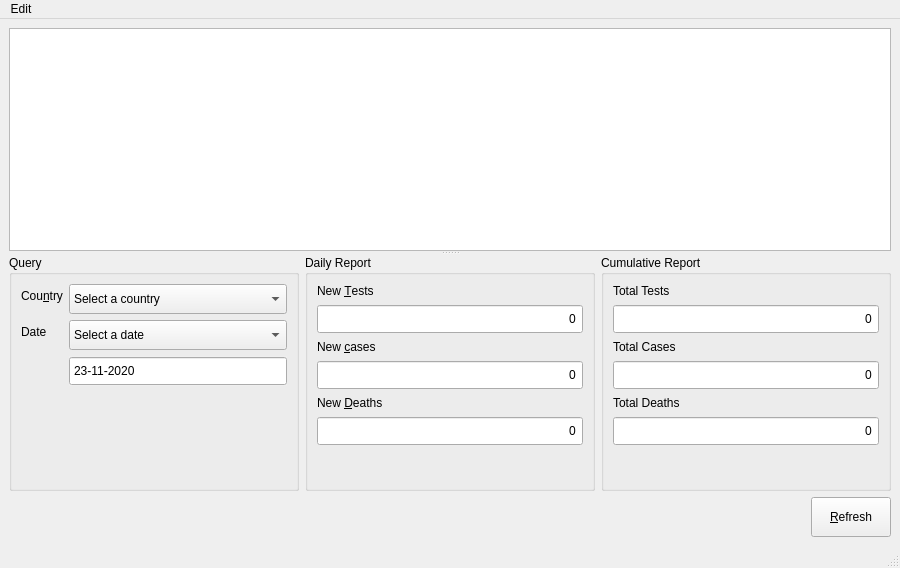
Above: src/mainwindow.ui from faouziMohamed/covid-data before the change. Below: the same form after it.
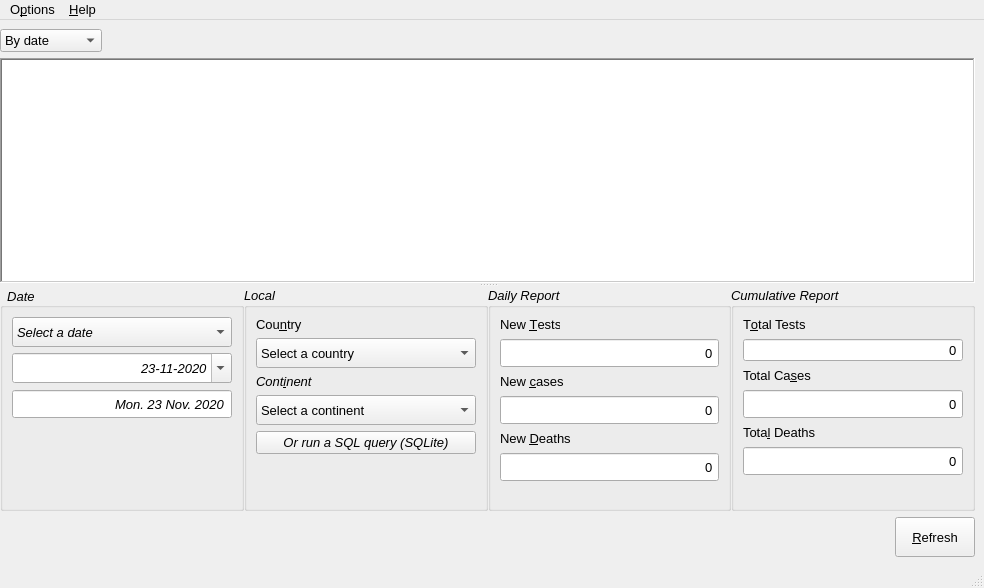
That is the form after the change.

Commit message: New design and reading style (qss file) for applying style to every combobox

What changed in the file:
```diff
--- a/src/mainwindow.ui
+++ b/src/mainwindow.ui
@@ -3,12 +3,15 @@
  <author>Faouzi Mohamed</author>
  <class>MainWindow</class>
  <widget class="QMainWindow" name="MainWindow">
+  <property name="windowModality">
+   <enum>Qt::NonModal</enum>
+  </property>
   <property name="geometry">
    <rect>
     <x>0</x>
     <y>0</y>
-    <width>900</width>
-    <height>568</height>
+    <width>984</width>
+    <height>588</height>
    </rect>
   </property>
   <property name="minimumSize">
@@ -19,133 +22,203 @@
   </property>
   <property name="maximumSize">
    <size>
-    <width>900</width>
-    <height>568</height>
+    <width>10000</width>
+    <height>1000</height>
    </size>
   </property>
+  <property name="font">
+   <font>
+    <pointsize>10</pointsize>
+    <weight>50</weight>
+    <italic>false</italic>
+    <bold>false</bold>
+    <underline>false</underline>
+   </font>
+  </property>
   <property name="mouseTracking">
    <bool>true</bool>
   </property>
   <property name="windowTitle">
-   <string>BiblioApp</string>
+   <string>Covid19 data - Fz</string>
   </property>
   <property name="styleSheet">
    <string notr="true"/>
   </property>
+  <property name="documentMode">
+   <bool>true</bool>
+  </property>
+  <property name="tabShape">
+   <enum>QTabWidget::Rounded</enum>
+  </property>
+  <property name="dockNestingEnabled">
+   <bool>false</bool>
+  </property>
   <widget class="QWidget" name="centralwidget">
-   <layout class="QGridLayout" name="gridLayout_2">
-    <item row="0" column="0">
+   <layout class="QVBoxLayout" name="verticalLayout">
+    <property name="leftMargin">
+     <number>0</number>
+    </property>
+    <item>
+     <layout class="QHBoxLayout" name="horizontalLayout_2">
+      <item>
+       <widget class="QComboBox" name="comboBox">
+        <property name="maximumSize">
+         <size>
+          <width>16777215</width>
+          <height>24</height>
+         </size>
+        </property>
+        <property name="baseSize">
+         <size>
+          <width>0</width>
+          <height>0</height>
+         </size>
+        </property>
+        <property name="sizeAdjustPolicy">
+         <enum>QComboBox::AdjustToContents</enum>
+        </property>
+        <item>
+         <property name="text">
+          <string>By date</string>
+         </property>
+        </item>
+        <item>
+         <property name="text">
+          <string>By continent</string>
+         </property>
+        </item>
+        <item>
+         <property name="text">
+          <string>By country</string>
+         </property>
+        </item>
+       </widget>
+      </item>
+      <item>
+       <spacer name="horizontalSpacer">
+        <property name="orientation">
+         <enum>Qt::Horizontal</enum>
+        </property>
+        <property name="sizeHint" stdset="0">
+         <size>
+          <width>40</width>
+          <height>20</height>
+         </size>
+        </property>
+       </spacer>
+      </item>
+     </layout>
+    </item>
+    <item>
      <widget class="QSplitter" name="splitter">
       <property name="orientation">
        <enum>Qt::Vertical</enum>
       </property>
       <widget class="QTreeView" name="treeView">
+       <property name="sizePolicy">
+        <sizepolicy hsizetype="Expanding" vsizetype="Expanding">
+         <horstretch>0</horstretch>
+         <verstretch>0</verstretch>
+        </sizepolicy>
+       </property>
        <property name="minimumSize">
         <size>
          <width>0</width>
-         <height>0</height>
+         <height>225</height>
         </size>
        </property>
+       <property name="font">
+        <font>
+         <pointsize>10</pointsize>
+         <weight>50</weight>
+         <italic>false</italic>
+         <bold>false</bold>
+         <underline>false</underline>
+        </font>
+       </property>
+       <property name="frameShape">
+        <enum>QFrame::WinPanel</enum>
+       </property>
+       <property name="frameShadow">
+        <enum>QFrame::Sunken</enum>
+       </property>
+       <property name="sizeAdjustPolicy">
+        <enum>QAbstractScrollArea::AdjustToContents</enum>
+       </property>
        <attribute name="headerCascadingSectionResizes">
         <bool>false</bool>
        </attribute>
       </widget>
-      <widget class="QWidget" name="">
-       <layout class="QGridLayout" name="gridLayout">
-        <item row="0" column="0">
-         <widget class="QGroupBox" name="groupBox">
-          <property name="minimumSize">
-           <size>
-            <width>160</width>
-            <height>0</height>
-           </size>
+      <widget class="QWidget" name="layoutWidget">
+       <layout class="QHBoxLayout" name="horizontalLayout">
+        <property name="spacing">
+         <number>0</number>
+        </property>
+        <property name="sizeConstraint">
+         <enum>QLayout::SetDefaultConstraint</enum>
+        </property>
+        <item>
+         <widget class="QGroupBox" name="filter1Box">
+          <property name="sizePolicy">
+           <sizepolicy hsizetype="Preferred" vsizetype="Preferred">
+            <horstretch>0</horstretch>
+            <verstretch>0</verstretch>
+           </sizepolicy>
           </property>
-          <property name="maximumSize">
-           <size>
-            <width>300</width>
-            <height>16777215</height>
-           </size>
+          <property name="font">
+           <font>
+            <pointsize>10</pointsize>
+            <weight>50</weight>
+            <italic>true</italic>
+            <bold>false</bold>
+            <underline>false</underline>
+           </font>
           </property>
           <property name="title">
-           <string>Query</string>
+           <string>  Date</string>
           </property>
-          <layout class="QFormLayout" name="formLayout">
-           <item row="0" column="0">
-            <widget class="QLabel" name="countryLabel">
-             <property name="text">
-              <string>Cou&amp;ntry</string>
-             </property>
-             <property name="buddy">
-              <cstring>comboBox</cstring>
-             </property>
-            </widget>
-           </item>
-           <item row="0" column="1">
-            <widget class="QComboBox" name="comboBox">
-             <property name="minimumSize">
-              <size>
-               <width>160</width>
-               <height>30</height>
-              </size>
-             </property>
-             <item>
-              <property name="text">
-               <string>Select a country</string>
-              </property>
-             </item>
-            </widget>
-           </item>
-           <item row="1" column="0">
-            <widget class="QLabel" name="dateLabel">
-             <property name="text">
-              <string>Date</string>
-             </property>
-             <property name="buddy">
-              <cstring>comboBox_2</cstring>
-             </property>
-            </widget>
-           </item>
-           <item row="1" column="1">
-            <widget class="QComboBox" name="comboBox_2">
-             <property name="minimumSize">
-              <size>
-               <width>169</width>
-               <height>30</height>
-              </size>
-             </property>
-             <item>
-              <property name="text">
-               <string>Select a date</string>
-              </property>
-             </item>
-             <item>
-              <property name="text">
-               <string>Today</string>
-              </property>
-             </item>
-             <item>
-              <property name="text">
-               <string>Yesterday</string>
-              </property>
-             </item>
-             <item>
-              <property name="text">
-               <string>An other day</string>
-              </property>
-             </item>
-            </widget>
-           </item>
-           <item row="2" column="1">
+          <property name="alignment">
+           <set>Qt::AlignLeading|Qt::AlignLeft|Qt::AlignVCenter</set>
+          </property>
+          <property name="flat">
+           <bool>true</bool>
+          </property>
+          <property name="checkable">
+           <bool>false</bool>
+          </property>
+          <layout class="QFormLayout" name="formLayout_4">
+           <property name="fieldGrowthPolicy">
+            <enum>QFormLayout::ExpandingFieldsGrow</enum>
+           </property>
+           <property name="rowWrapPolicy">
+            <enum>QFormLayout::DontWrapRows</enum>
+           </property>
+           <item row="1" column="0" colspan="2">
             <widget class="QDateEdit" name="dateEdit">
              <property name="enabled">
               <bool>true</bool>
              </property>
              <property name="minimumSize">
               <size>
-               <width>169</width>
+               <width>0</width>
                <height>30</height>
               </size>
              </property>
+             <property name="maximumSize">
+              <size>
+               <width>16777215</width>
+               <height>16777215</height>
+              </size>
+             </property>
+             <property name="font">
+              <font>
+               <pointsize>10</pointsize>
+               <weight>50</weight>
+               <italic>true</italic>
+               <bold>false</bold>
+               <underline>false</underline>
+              </font>
+             </property>
              <property name="mouseTracking">
               <bool>true</bool>
              </property>
@@ -161,6 +234,9 @@
              <property name="frame">
               <bool>true</bool>
              </property>
+             <property name="alignment">
+              <set>Qt::AlignRight|Qt::AlignTrailing|Qt::AlignVCenter</set>
+             </property>
              <property name="readOnly">
               <bool>false</bool>
              </property>
@@ -210,7 +286,7 @@
               <string>dd-MM-yyyy</string>
              </property>
              <property name="calendarPopup">
-              <bool>false</bool>
+              <bool>true</bool>
              </property>
              <property name="timeSpec">
               <enum>Qt::LocalTime</enum>
@@ -224,105 +300,459 @@
              </property>
             </widget>
            </item>
+           <item row="0" column="0" colspan="2">
+            <widget class="QComboBox" name="date_box">
+             <property name="minimumSize">
+              <size>
+               <width>0</width>
+               <height>30</height>
+              </size>
+             </property>
+             <property name="maximumSize">
+              <size>
+               <width>16777215</width>
+               <height>16777215</height>
+              </size>
+             </property>
+             <property name="font">
+              <font>
+               <pointsize>10</pointsize>
+               <weight>50</weight>
+               <italic>true</italic>
+               <bold>false</bold>
+               <underline>false</underline>
+              </font>
+             </property>
+             <property name="sizeAdjustPolicy">
+              <enum>QComboBox::AdjustToContents</enum>
+             </property>
+             <item>
+              <property name="text">
+               <string>Select a date</string>
+              </property>
+             </item>
+             <item>
+              <property name="text">
+               <string>Today</string>
+              </property>
+             </item>
+             <item>
+              <property name="text">
+               <string>Yesterday</string>
+              </property>
+             </item>
+             <item>
+              <property name="text">
+               <string>An other day</string>
+              </property>
+             </item>
+            </widget>
+           </item>
+           <item row="2" column="0" colspan="2">
+            <widget class="QDateEdit" name="dateEdit_text">
+             <property name="enabled">
+              <bool>true</bool>
+             </property>
+             <property name="minimumSize">
+              <size>
+               <width>0</width>
+               <height>30</height>
+              </size>
+             </property>
+             <property name="maximumSize">
+              <size>
+               <width>16777215</width>
+               <height>16777215</height>
+              </size>
+             </property>
+             <property name="font">
+              <font>
+               <pointsize>10</pointsize>
+               <weight>50</weight>
+               <italic>true</italic>
+               <bold>false</bold>
+               <underline>false</underline>
+              </font>
+             </property>
+             <property name="layoutDirection">
+              <enum>Qt::LeftToRight</enum>
+             </property>
+             <property name="alignment">
+              <set>Qt::AlignRight|Qt::AlignTrailing|Qt::AlignVCenter</set>
+             </property>
+             <property name="readOnly">
+              <bool>true</bool>
+             </property>
+             <property name="buttonSymbols">
+              <enum>QAbstractSpinBox::NoButtons</enum>
+             </property>
+             <property name="showGroupSeparator" stdset="0">
+              <bool>true</bool>
+             </property>
+             <property name="maximumDate">
+              <date>
+               <year>2050</year>
+               <month>12</month>
+               <day>31</day>
+              </date>
+             </property>
+             <property name="minimumDate">
+              <date>
+               <year>2019</year>
+               <month>9</month>
+               <day>30</day>
+              </date>
+             </property>
+             <property name="displayFormat">
+              <string>ddd. dd MMM. yyyy</string>
+             </property>
+             <property name="timeSpec">
+              <enum>Qt::LocalTime</enum>
+             </property>
+             <property name="date">
+              <date>
+               <year>2020</year>
+               <month>11</month>
+               <day>23</day>
+              </date>
+             </property>
+            </widget>
+           </item>
           </layout>
          </widget>
         </item>
-        <item row="0" column="1">
-         <widget class="QGroupBox" name="groupBox_2">
+        <item>
+         <widget class="QGroupBox" name="queryBox">
+          <property name="sizePolicy">
+           <sizepolicy hsizetype="Preferred" vsizetype="Preferred">
+            <horstretch>0</horstretch>
+            <verstretch>0</verstretch>
+           </sizepolicy>
+          </property>
+          <property name="minimumSize">
+           <size>
+            <width>0</width>
+            <height>0</height>
+           </size>
+          </property>
+          <property name="maximumSize">
+           <size>
+            <width>9999999</width>
+            <height>16777215</height>
+           </size>
+          </property>
+          <property name="font">
+           <font>
+            <pointsize>10</pointsize>
+            <weight>50</weight>
+            <italic>true</italic>
+            <bold>false</bold>
+            <underline>false</underline>
+           </font>
+          </property>
+          <property name="title">
+           <string>Local</string>
+          </property>
+          <layout class="QFormLayout" name="formLayout">
+           <item row="0" column="0">
+            <widget class="QLabel" name="countryLabel">
+             <property name="font">
+              <font>
+               <pointsize>10</pointsize>
+               <weight>50</weight>
+               <italic>false</italic>
+               <bold>false</bold>
+               <underline>false</underline>
+              </font>
+             </property>
+             <property name="text">
+              <string>Cou&amp;ntry</string>
+             </property>
+             <property name="buddy">
+              <cstring>country_box</cstring>
+             </property>
+            </widget>
+           </item>
+           <item row="2" column="0">
+            <widget class="QLabel" name="label">
+             <property name="text">
+              <string>Cont&amp;inent</string>
+             </property>
+             <property name="buddy">
+              <cstring>continent_box</cstring>
+             </property>
+            </widget>
+           </item>
+           <item row="1" column="0" colspan="2">
+            <widget class="QComboBox" name="country_box">
+             <property name="sizePolicy">
+              <sizepolicy hsizetype="Preferred" vsizetype="Fixed">
+               <horstretch>0</horstretch>
+               <verstretch>0</verstretch>
+              </sizepolicy>
+             </property>
+             <property name="minimumSize">
+              <size>
+               <width>0</width>
+               <height>30</height>
+              </size>
+             </property>
+             <property name="maximumSize">
+              <size>
+               <width>16777215</width>
+               <height>16777215</height>
+              </size>
+             </property>
+             <property name="font">
+              <font>
+               <pointsize>10</pointsize>
+               <weight>50</weight>
+               <italic>false</italic>
+               <bold>false</bold>
+               <underline>false</underline>
+              </font>
+             </property>
+             <property name="toolTip">
+              <string>Select a country to show details</string>
+             </property>
+             <property name="styleSheet">
+              <string notr="true"/>
+             </property>
+             <property name="currentText">
+              <string>Select a country</string>
+             </property>
+             <property name="currentIndex">
+              <number>0</number>
+             </property>
+             <property name="maxCount">
+              <number>99999</number>
+             </property>
+             <property name="insertPolicy">
+              <enum>QComboBox::NoInsert</enum>
+             </property>
+             <property name="sizeAdjustPolicy">
+              <enum>QComboBox::AdjustToMinimumContentsLength</enum>
+             </property>
+             <property name="frame">
+              <bool>true</bool>
+             </property>
+             <item>
+              <property name="text">
+               <string>Select a country</string>
+              </property>
+             </item>
+            </widget>
+           </item>
+           <item row="3" column="0" colspan="2">
+            <layout class="QVBoxLayout" name="verticalLayout_2">
+             <item>
+              <widget class="QComboBox" name="continent_box">
+               <property name="minimumSize">
+                <size>
+                 <width>0</width>
+                 <height>30</height>
+                </size>
+               </property>
+               <property name="font">
+                <font>
+                 <italic>false</italic>
+                 <underline>false</underline>
+                </font>
+               </property>
+               <property name="currentIndex">
+                <number>0</number>
+               </property>
+               <item>
+                <property name="text">
+                 <string>Select a continent</string>
+                </property>
+               </item>
+              </widget>
+             </item>
+             <item>
+              <widget class="QPushButton" name="run_sql_btn">
+               <property name="maximumSize">
+                <size>
+                 <width>16777215</width>
+                 <height>35</height>
+                </size>
+               </property>
+               <property name="text">
+                <string>Or run a SQL query (SQLite)</string>
+               </property>
+              </widget>
+             </item>
+            </layout>
+           </item>
+          </layout>
+         </widget>
+        </item>
+        <item>
+         <widget class="QGroupBox" name="dailyBox">
+          <property name="sizePolicy">
+           <sizepolicy hsizetype="Preferred" vsizetype="Preferred">
+            <horstretch>0</horstretch>
+            <verstretch>0</verstretch>
+           </sizepolicy>
+          </property>
+          <property name="font">
+           <font>
+            <pointsize>10</pointsize>
+            <weight>50</weight>
+            <italic>true</italic>
+            <bold>false</bold>
+            <underline>false</underline>
+           </font>
+          </property>
           <property name="title">
            <string>Daily Report</string>
           </property>
           <layout class="QFormLayout" name="formLayout_2">
            <item row="0" column="0">
-            <widget class="QLabel" name="testsLabel">
+            <widget class="QLabel" name="tests_label">
+             <property name="font">
+              <font>
+               <pointsize>10</pointsize>
+               <weight>50</weight>
+               <italic>false</italic>
+               <bold>false</bold>
+               <underline>false</underline>
+              </font>
+             </property>
              <property name="text">
               <string>New &amp;Tests</string>
              </property>
              <property name="buddy">
-              <cstring>testSpinBox</cstring>
-             </property>
-            </widget>
-           </item>
-           <item row="1" column="0" colspan="2">
-            <widget class="QSpinBox" name="testSpinBox">
-             <property name="minimumSize">
-              <size>
-               <width>266</width>
-               <height>30</height>
-              </size>
-             </property>
-             <property name="maximumSize">
-              <size>
-               <width>300</width>
-               <height>16777215</height>
-              </size>
-             </property>
-             <property name="wrapping">
-              <bool>false</bool>
-             </property>
-             <property name="alignment">
-              <set>Qt::AlignRight|Qt::AlignTrailing|Qt::AlignVCenter</set>
-             </property>
-             <property name="buttonSymbols">
-              <enum>QAbstractSpinBox::NoButtons</enum>
-             </property>
-             <property name="accelerated">
-              <bool>true</bool>
-             </property>
-             <property name="correctionMode">
-              <enum>QAbstractSpinBox::CorrectToPreviousValue</enum>
-             </property>
-             <property name="showGroupSeparator" stdset="0">
-              <bool>true</bool>
-             </property>
-             <property name="maximum">
-              <number>999999999</number>
-             </property>
-             <property name="stepType">
-              <enum>QAbstractSpinBox::DefaultStepType</enum>
+              <cstring>newTest_spin</cstring>
              </property>
             </widget>
            </item>
            <item row="2" column="0">
-            <widget class="QLabel" name="casesLabel">
+            <widget class="QLabel" name="cases_label">
+             <property name="font">
+              <font>
+               <pointsize>10</pointsize>
+               <weight>50</weight>
+               <italic>false</italic>
+               <bold>false</bold>
+               <underline>false</underline>
+              </font>
+             </property>
              <property name="text">
               <string>New &amp;cases</string>
              </property>
              <property name="buddy">
-              <cstring>casesSpinBox</cstring>
+              <cstring>newCases_spin</cstring>
              </property>
             </widget>
            </item>
            <item row="4" column="0">
-            <widget class="QLabel" name="deathsLabel">
+            <widget class="QLabel" name="deaths_label">
+             <property name="font">
+              <font>
+               <pointsize>10</pointsize>
+               <weight>50</weight>
+               <italic>false</italic>
+               <bold>false</bold>
+               <underline>false</underline>
+              </font>
+             </property>
              <property name="text">
               <string>New &amp;Deaths</string>
              </property>
              <property name="buddy">
-              <cstring>deathsSpinBox</cstring>
+              <cstring>newDeaths_spin</cstring>
+             </property>
+            </widget>
+           </item>
+           <item row="1" column="0" colspan="2">
+            <widget class="QSpinBox" name="newTest_spin">
+             <property name="minimumSize">
+              <size>
+               <width>170</width>
+               <height>30</height>
+              </size>
+             </property>
+             <property name="maximumSize">
+              <size>
+               <width>16777215</width>
+               <height>16777215</height>
+              </size>
+             </property>
+             <property name="font">
+              <font>
+               <pointsize>10</pointsize>
+               <weight>50</weight>
+               <italic>false</italic>
+               <bold>false</bold>
+               <underline>false</underline>
+               <strikeout>false</strikeout>
+               <kerning>true</kerning>
+              </font>
+             </property>
+             <property name="wrapping">
+              <bool>false</bool>
+             </property>
+             <property name="alignment">
+              <set>Qt::AlignRight|Qt::AlignTrailing|Qt::AlignVCenter</set>
+             </property>
+             <property name="readOnly">
+              <bool>true</bool>
+             </property>
+             <property name="buttonSymbols">
+              <enum>QAbstractSpinBox::NoButtons</enum>
+             </property>
+             <property name="accelerated">
+              <bool>true</bool>
+             </property>
+             <property name="correctionMode">
+              <enum>QAbstractSpinBox::CorrectToPreviousValue</enum>
+             </property>
+             <property name="showGroupSeparator" stdset="0">
+              <bool>true</bool>
+             </property>
+             <property name="maximum">
+              <number>999999999</number>
+             </property>
+             <property name="stepType">
+              <enum>QAbstractSpinBox::DefaultStepType</enum>
              </property>
             </widget>
            </item>
            <item row="3" column="0" colspan="2">
-            <widget class="QSpinBox" name="casesSpinBox">
+            <widget class="QSpinBox" name="newCases_spin">
              <property name="minimumSize">
               <size>
-               <width>266</width>
+               <width>170</width>
                <height>30</height>
               </size>
              </property>
              <property name="maximumSize">
               <size>
-               <width>300</width>
+               <width>16777215</width>
                <height>16777215</height>
               </size>
              </property>
+             <property name="font">
+              <font>
+               <pointsize>10</pointsize>
+               <weight>50</weight>
+               <italic>false</italic>
+               <bold>false</bold>
+               <underline>false</underline>
+               <strikeout>false</strikeout>
+               <kerning>true</kerning>
+              </font>
+             </property>
              <property name="wrapping">
               <bool>false</bool>
              </property>
              <property name="alignment">
               <set>Qt::AlignRight|Qt::AlignTrailing|Qt::AlignVCenter</set>
              </property>
+             <property name="readOnly">
+              <bool>true</bool>
+             </property>
              <property name="buttonSymbols">
               <enum>QAbstractSpinBox::NoButtons</enum>
              </property>
@@ -341,25 +771,39 @@
             </widget>
            </item>
            <item row="5" column="0" colspan="2">
-            <widget class="QSpinBox" name="deathsSpinBox">
+            <widget class="QSpinBox" name="newDeaths_spin">
              <property name="minimumSize">
               <size>
-               <width>266</width>
+               <width>170</width>
                <height>30</height>
               </size>
              </property>
              <property name="maximumSize">
               <size>
-               <width>300</width>
+               <width>16777215</width>
                <height>16777215</height>
               </size>
              </property>
+             <property name="font">
+              <font>
+               <pointsize>10</pointsize>
+               <weight>50</weight>
+               <italic>false</italic>
+               <bold>false</bold>
+               <underline>false</underline>
+               <strikeout>false</strikeout>
+               <kerning>true</kerning>
+              </font>
+             </property>
              <property name="wrapping">
               <bool>false</bool>
              </property>
              <property name="alignment">
               <set>Qt::AlignRight|Qt::AlignTrailing|Qt::AlignVCenter</set>
              </property>
+             <property name="readOnly">
+              <bool>true</bool>
+             </property>
              <property name="buttonSymbols">
               <enum>QAbstractSpinBox::NoButtons</enum>
              </property>
@@ -380,112 +824,205 @@
           </layout>
          </widget>
         </item>
-        <item row="0" column="2">
-         <widget class="QGroupBox" name="groupBox_3">
+        <item>
+         <widget class="QGroupBox" name="cumulativeBox">
+          <property name="sizePolicy">
+           <sizepolicy hsizetype="Preferred" vsizetype="Preferred">
+            <horstretch>0</horstretch>
+            <verstretch>0</verstretch>
+           </sizepolicy>
+          </property>
+          <property name="font">
+           <font>
+            <pointsize>10</pointsize>
+            <weight>50</weight>
+            <italic>true</italic>
+            <bold>false</bold>
+            <underline>false</underline>
+           </font>
+          </property>
           <property name="title">
            <string>Cumulative Report</string>
           </property>
           <layout class="QFormLayout" name="formLayout_3">
            <item row="0" column="0">
-            <widget class="QLabel" name="label">
+            <widget class="QLabel" name="totTests_label">
+             <property name="font">
+              <font>
+               <pointsize>10</pointsize>
+               <weight>50</weight>
+               <italic>false</italic>
+               <bold>false</bold>
+               <underline>false</underline>
+              </font>
+             </property>
              <property name="text">
-              <string>Total Tests</string>
+              <string>T&amp;otal Tests</string>
              </property>
              <property name="buddy">
-              <cstring>spinBox</cstring>
+              <cstring>totalTests_spin</cstring>
              </property>
             </widget>
            </item>
-           <item row="1" column="0">
-            <widget class="QSpinBox" name="spinBox">
+           <item row="1" column="0" colspan="2">
+            <widget class="QSpinBox" name="totalTests_spin">
              <property name="minimumSize">
               <size>
-               <width>266</width>
-               <height>30</height>
+               <width>0</width>
+               <height>0</height>
               </size>
              </property>
              <property name="maximumSize">
               <size>
-               <width>300</width>
+               <width>16777215</width>
                <height>16777215</height>
               </size>
              </property>
+             <property name="font">
+              <font>
+               <pointsize>10</pointsize>
+               <weight>50</weight>
+               <italic>false</italic>
+               <bold>false</bold>
+               <underline>false</underline>
+               <strikeout>false</strikeout>
+               <kerning>true</kerning>
+              </font>
+             </property>
              <property name="alignment">
               <set>Qt::AlignRight|Qt::AlignTrailing|Qt::AlignVCenter</set>
              </property>
+             <property name="readOnly">
+              <bool>true</bool>
+             </property>
              <property name="buttonSymbols">
               <enum>QAbstractSpinBox::NoButtons</enum>
              </property>
+             <property name="showGroupSeparator" stdset="0">
+              <bool>true</bool>
+             </property>
              <property name="maximum">
               <number>999999999</number>
              </property>
             </widget>
            </item>
            <item row="2" column="0">
-            <widget class="QLabel" name="label_2">
+            <widget class="QLabel" name="totCase_label">
+             <property name="font">
+              <font>
+               <pointsize>10</pointsize>
+               <weight>50</weight>
+               <italic>false</italic>
+               <bold>false</bold>
+               <underline>false</underline>
+              </font>
+             </property>
              <property name="text">
-              <string>Total Cases</string>
+              <string>Total Ca&amp;ses</string>
              </property>
              <property name="buddy">
-              <cstring>spinBox_2</cstring>
+              <cstring>totalCases_spin</cstring>
              </property>
             </widget>
            </item>
-           <item row="3" column="0">
-            <widget class="QSpinBox" name="spinBox_2">
+           <item row="3" column="0" colspan="2">
+            <widget class="QSpinBox" name="totalCases_spin">
              <property name="minimumSize">
               <size>
-               <width>266</width>
+               <width>170</width>
                <height>30</height>
               </size>
              </property>
              <property name="maximumSize">
               <size>
-               <width>300</width>
+               <width>16777215</width>
                <height>16777215</height>
               </size>
              </property>
+             <property name="font">
+              <font>
+               <pointsize>10</pointsize>
+               <weight>50</weight>
+               <italic>false</italic>
+               <bold>false</bold>
+               <underline>false</underline>
+               <strikeout>false</strikeout>
+               <kerning>true</kerning>
+              </font>
+             </property>
              <property name="alignment">
               <set>Qt::AlignRight|Qt::AlignTrailing|Qt::AlignVCenter</set>
              </property>
+             <property name="readOnly">
+              <bool>true</bool>
+             </property>
              <property name="buttonSymbols">
               <enum>QAbstractSpinBox::NoButtons</enum>
              </property>
+             <property name="showGroupSeparator" stdset="0">
+              <bool>true</bool>
+             </property>
              <property name="maximum">
               <number>999999999</number>
              </property>
             </widget>
            </item>
            <item row="4" column="0">
-            <widget class="QLabel" name="label_3">
+            <widget class="QLabel" name="totDeaths_label">
+             <property name="font">
+              <font>
+               <pointsize>10</pointsize>
+               <weight>50</weight>
+               <italic>false</italic>
+               <bold>false</bold>
+               <underline>false</underline>
+              </font>
+             </property>
              <property name="text">
-              <string>Total Deaths</string>
+              <string>Tota&amp;l Deaths</string>
              </property>
              <property name="buddy">
-              <cstring>spinBox_3</cstring>
+              <cstring>totalDeaths_spin</cstring>
              </property>
             </widget>
            </item>
-           <item row="5" column="0">
-            <widget class="QSpinBox" name="spinBox_3">
+           <item row="5" column="0" colspan="2">
+            <widget class="QSpinBox" name="totalDeaths_spin">
              <property name="minimumSize">
               <size>
-               <width>266</width>
+               <width>170</width>
                <height>30</height>
               </size>
              </property>
              <property name="maximumSize">
               <size>
-               <width>300</width>
+               <width>16777215</width>
                <height>16777215</height>
               </size>
              </property>
+             <property name="font">
+              <font>
+               <pointsize>10</pointsize>
+               <weight>50</weight>
+               <italic>false</italic>
+               <bold>false</bold>
+               <underline>false</underline>
+               <strikeout>false</strikeout>
+               <kerning>true</kerning>
+              </font>
+             </property>
              <property name="alignment">
               <set>Qt::AlignRight|Qt::AlignTrailing|Qt::AlignVCenter</set>
              </property>
+             <property name="readOnly">
+              <bool>true</bool>
+             </property>
              <property name="buttonSymbols">
               <enum>QAbstractSpinBox::NoButtons</enum>
              </property>
+             <property name="showGroupSeparator" stdset="0">
+              <bool>true</bool>
+             </property>
              <property name="maximum">
               <number>999999999</number>
              </property>
@@ -498,7 +1035,7 @@
       </widget>
      </widget>
     </item>
-    <item row="1" column="0">
+    <item>
      <layout class="QHBoxLayout" name="btnHLayout">
       <item>
        <spacer name="btnLeftHSpacer">
@@ -521,6 +1058,15 @@
           <height>40</height>
          </size>
         </property>
+        <property name="font">
+         <font>
+          <pointsize>10</pointsize>
+          <weight>50</weight>
+          <italic>false</italic>
+          <bold>false</bold>
+          <underline>false</underline>
+         </font>
+        </property>
         <property name="text">
          <string>&amp;Refresh</string>
         </property>
@@ -535,13 +1081,13 @@
     <rect>
      <x>0</x>
      <y>0</y>
-     <width>900</width>
-     <height>20</height>
+     <width>984</width>
+     <height>22</height>
     </rect>
    </property>
    <widget class="QMenu" name="menu_edit">
     <property name="title">
-     <string>Edit</string>
+     <string>O&amp;ptions</string>
     </property>
     <widget class="QMenu" name="menuDownload">
      <property name="title">
@@ -557,9 +1103,21 @@
     <addaction name="separator"/>
     <addaction name="closeAction"/>
    </widget>
+   <widget class="QMenu" name="menuHelp">
+    <property name="title">
+     <string>&amp;Help</string>
+    </property>
+    <addaction name="actionHow_data_are_collected"/>
+    <addaction name="action_About"/>
+   </widget>
    <addaction name="menu_edit"/>
+   <addaction name="menuHelp"/>
   </widget>
-  <widget class="QStatusBar" name="statusbar"/>
+  <widget class="QStatusBar" name="statusbar">
+   <property name="sizeGripEnabled">
+    <bool>true</bool>
+   </property>
+  </widget>
   <action name="openAction">
    <property name="text">
     <string>&amp;Open</string>
@@ -604,6 +1162,16 @@
     <string>To Json Format</string>
    </property>
   </action>
+  <action name="actionHow_data_are_collected">
+   <property name="text">
+    <string>&amp;How data are collected?</string>
+   </property>
+  </action>
+  <action name="action_About">
+   <property name="text">
+    <string>&amp;About</string>
+   </property>
+  </action>
  </widget>
  <resources/>
  <connections/>
```
The commit also changes 2 other files.
